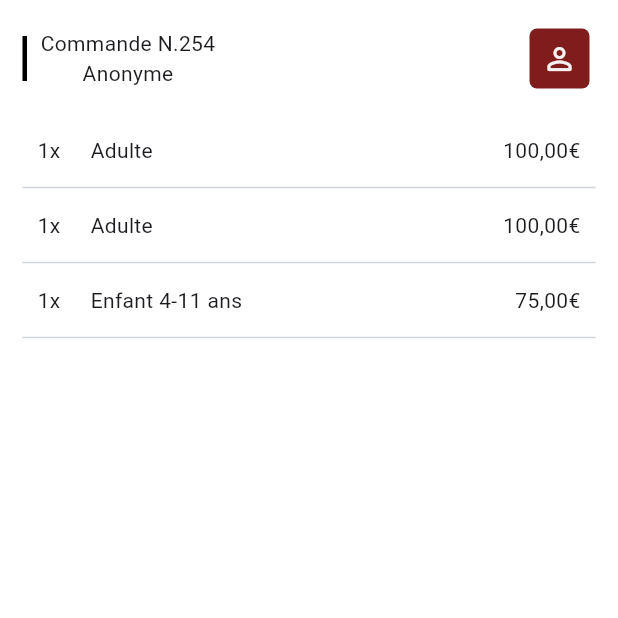
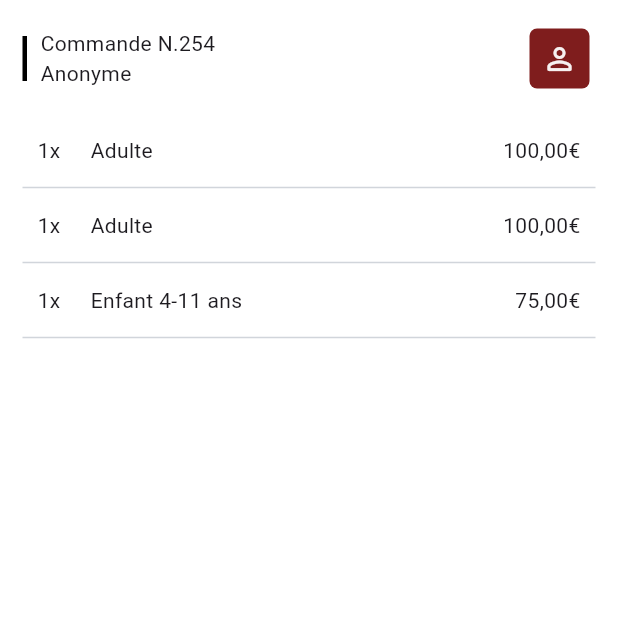
Before and after one commit to JeanLetessier/FlutterCommandWidget, a Flutter app: the screen it shows after launch, on a phone screen of 412 x 824 dp, the top half of it. Run offline on Flutter 3.47's test engine with Material 3 defaults, Android fonts, the phone set to English and light mode, and no system bars.

Commit message:
Fixed text alignement in top row.

```diff
--- a/lib/main.dart
+++ b/lib/main.dart
@@ -34,10 +34,8 @@ class MainApp extends StatelessWidget {
                   ),
                   Padding(padding: EdgeInsets.only(right: 9)),
                   Column(
-                    children: [
-                      Text("Commande N.254", textAlign: TextAlign.left),
-                      Text('Anonyme', textAlign: TextAlign.left),
-                    ],
+                    crossAxisAlignment: CrossAxisAlignment.start,
+                    children: [Text("Commande N.254"), Text('Anonyme')],
                   ),
                   Spacer(),
                   RoundedSquareIconButton(
```
